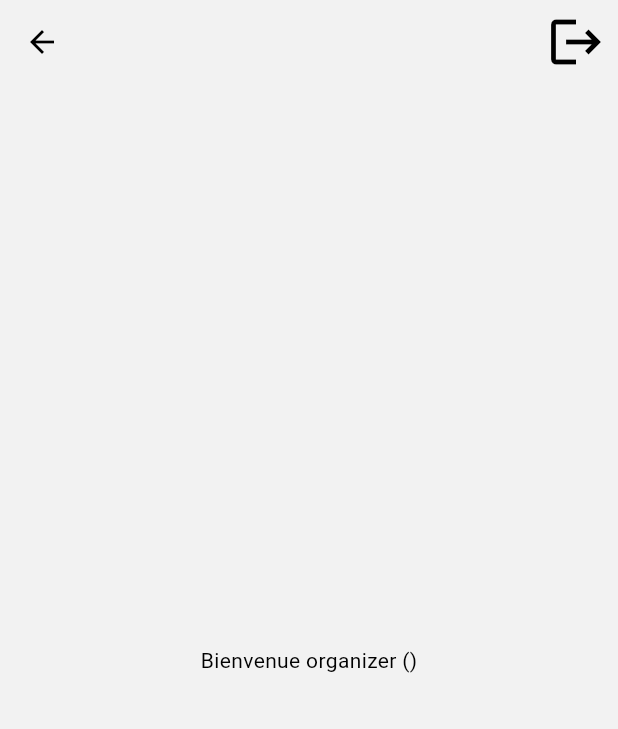
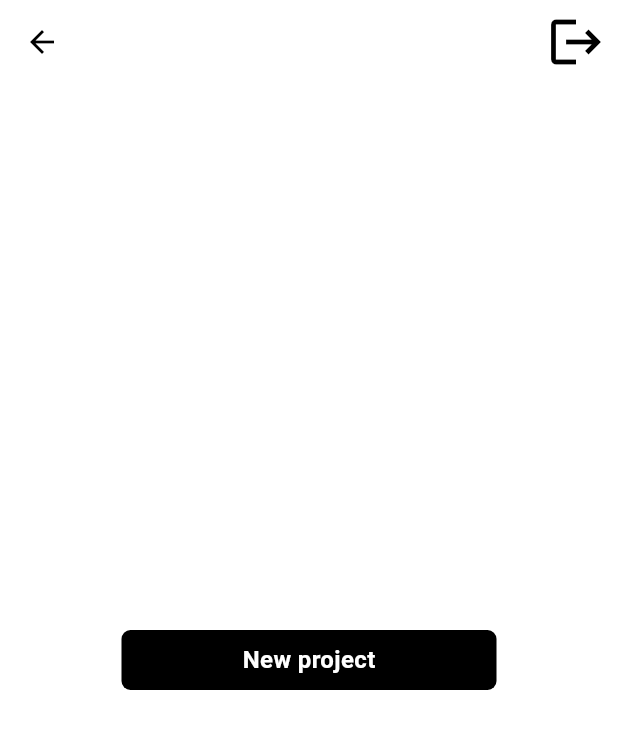
Before and after one commit to delphvr/TFE, a Flutter app: the ProjectPage screen opened directly, on a phone screen of 412 x 824 dp. Shown: the top 729 px of the screen. Run offline on Flutter 3.47's test engine with Material 3 defaults, Android fonts, the phone set to English and light mode, and no system bars; our stand-ins replace firebase_auth, firebase_core, multi_select_flutter, shared_preferences; accounts and stored records are empty; network calls fail.

Commit message:
debut page projects

```diff
--- a/calendar_app/lib/auth/auth.dart
+++ b/calendar_app/lib/auth/auth.dart
@@ -1,6 +1,6 @@
 import 'package:calendar_app/auth/login_or_register.dart';
 import 'package:calendar_app/home.dart';
-import 'package:calendar_app/project.dart';
+import 'package:calendar_app/project/project.dart';
 import 'package:firebase_auth/firebase_auth.dart';
 import 'package:flutter/material.dart';
 import 'package:shared_preferences/shared_preferences.dart';
--- a/calendar_app/lib/auth/login.dart
+++ b/calendar_app/lib/auth/login.dart
@@ -61,7 +61,6 @@ class _LoginScreenState extends State<LoginScreen> {
         }
         errorMess('Email non Valide.');
       } else {
-        print("herrrrreeee");
         SharedPreferences prefs = await SharedPreferences.getInstance();
         bool isOrga = await isOrganizer(emailController.text);
         prefs.setBool('isOrganizer', isOrga);
@@ -138,6 +137,7 @@ class _LoginScreenState extends State<LoginScreen> {
                     labelText: 'Email',
                     controller: emailController,
                     obscureText: false,
+                    keyboardType: TextInputType.emailAddress,
                   ),
 
                   const SizedBox(height: 25),
@@ -147,6 +147,7 @@ class _LoginScreenState extends State<LoginScreen> {
                     labelText: 'Mot de passe',
                     controller: passwordController,
                     obscureText: true,
+                    keyboardType: TextInputType.text,
                   ),
 
                   const SizedBox(height: 5),
--- a/calendar_app/lib/auth/register.dart
+++ b/calendar_app/lib/auth/register.dart
@@ -304,6 +304,7 @@ class _RegisterState extends State<Register> {
                   labelText: 'Prénom',
                   controller: firstnameController,
                   obscureText: false,
+                  keyboardType: TextInputType.text,
                 ),
 
                 const SizedBox(height: 20),
@@ -312,6 +313,7 @@ class _RegisterState extends State<Register> {
                   labelText: 'Nom de famille',
                   controller: lastnameController,
                   obscureText: false,
+                  keyboardType: TextInputType.text,
                 ),
 
                 const SizedBox(height: 20),
@@ -321,6 +323,7 @@ class _RegisterState extends State<Register> {
                   labelText: 'Email',
                   controller: emailController,
                   obscureText: false,
+                  keyboardType: TextInputType.emailAddress,
                 ),
 
                 const SizedBox(height: 20),
@@ -330,6 +333,7 @@ class _RegisterState extends State<Register> {
                   labelText: 'Mot de passe',
                   controller: passwordController,
                   obscureText: true,
+                  keyboardType: TextInputType.text,
                 ),
 
                 const SizedBox(height: 20),
@@ -338,6 +342,7 @@ class _RegisterState extends State<Register> {
                   labelText: 'Confirmer le mot de passe',
                   controller: confirmpasswordController,
                   obscureText: true,
+                  keyboardType: TextInputType.text,
                 ),
 
                 const SizedBox(height: 20),
--- a/calendar_app/lib/project.dart
+++ /dev/null
@@ -1,22 +0,0 @@
-import 'package:firebase_auth/firebase_auth.dart';
-import 'package:flutter/material.dart';
-
-class ProjectPage extends StatelessWidget{
-  ProjectPage({super.key});
-
-  final user = FirebaseAuth.instance.currentUser!;
-
-  void logout(){
-    FirebaseAuth.instance.signOut();
-  }
-
-  @override
-  Widget build(BuildContext context) {
-    return Scaffold(
-      appBar: AppBar(actions: [IconButton(onPressed: logout, icon: const Icon(Icons.logout, size: 40,))],),
-      body: Center(
-        child: Text('Bienvenue organizer (${user.email!})'),
-      ),
-    );
-  }
-}
--- /dev/null
+++ b/calendar_app/lib/project/project.dart
@@ -0,0 +1,48 @@
+import 'package:calendar_app/project/new_project.dart';
+import 'package:firebase_auth/firebase_auth.dart';
+import 'package:flutter/material.dart';
+import 'package:calendar_app/components/button_custom.dart';
+
+class ProjectPage extends StatelessWidget {
+  ProjectPage({super.key});
+
+  final user = FirebaseAuth.instance.currentUser!;
+
+  void logout() {
+    FirebaseAuth.instance.signOut();
+  }
+
+  @override
+  Widget build(BuildContext context) {
+    return Scaffold(
+      backgroundColor: Colors.white,
+      appBar: AppBar(
+        backgroundColor: Colors.white,
+        actions: [
+          IconButton(
+              onPressed: logout,
+              icon: const Icon(
+                Icons.logout,
+                size: 40,
+              ))
+        ],
+      ),
+      body: Center(
+          child: SingleChildScrollView(
+              child: Column(
+        mainAxisAlignment: MainAxisAlignment.center,
+        children: [
+          ButtonCustom(
+            text: "New project",
+            onTap: () {
+              Navigator.push(
+                context,
+                MaterialPageRoute(builder: (context) => NewProjectPage()),
+              );
+            },
+          ),
+        ],
+      ))),
+    );
+  }
+}
```
Also changed, not shown: calendar_app/lib/components/textfield_custom.dart (+9 -5 lines), calendar_app/lib/project/new_project.dart (added, +127 -0 lines).
